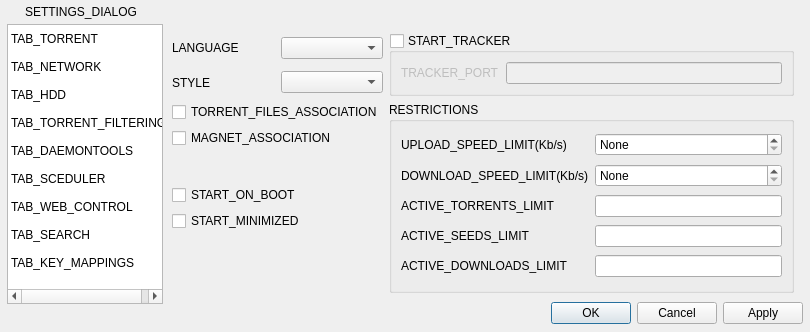
First picture: the form in CuteTorrent/src/SettingsDialog.ui, repository SuperNerd-James/cutetorrent, before the edit.
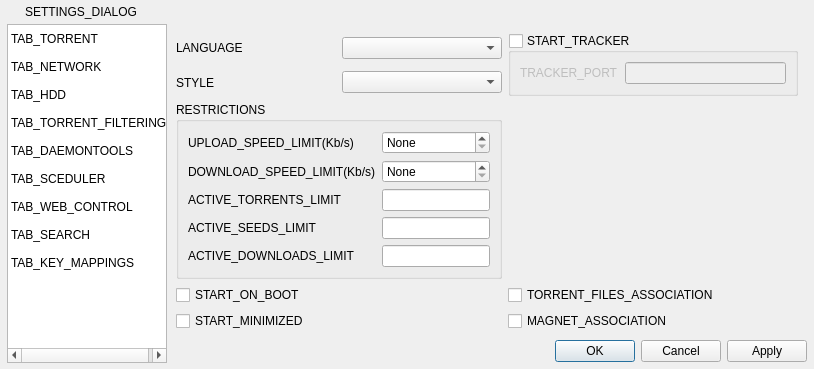
Second picture: the form after the edit. Icons and pictures are not drawn.

Commit message: final search implementation

Patch:
```diff
--- a/CuteTorrent/src/SettingsDialog.ui
+++ b/CuteTorrent/src/SettingsDialog.ui
@@ -6,8 +6,8 @@
    <rect>
     <x>0</x>
     <y>0</y>
-    <width>789</width>
-    <height>332</height>
+    <width>793</width>
+    <height>333</height>
    </rect>
   </property>
   <property name="windowTitle">
@@ -159,119 +159,16 @@
       <property name="spacing">
        <number>0</number>
       </property>
-      <item row="0" column="0">
-       <widget class="QListWidget" name="listWidget">
-        <property name="sizePolicy">
-         <sizepolicy hsizetype="Ignored" vsizetype="Ignored">
-          <horstretch>0</horstretch>
-          <verstretch>0</verstretch>
-         </sizepolicy>
-        </property>
-        <property name="minimumSize">
-         <size>
-          <width>156</width>
-          <height>280</height>
-         </size>
-        </property>
-        <property name="maximumSize">
-         <size>
-          <width>156</width>
-          <height>280</height>
-         </size>
-        </property>
-        <property name="styleSheet">
-         <string notr="true">
-                    QListView::item{
-                    min-height:28px;
-                    }
-                  </string>
-        </property>
-        <property name="editTriggers">
-         <set>QAbstractItemView::NoEditTriggers</set>
-        </property>
-        <property name="resizeMode">
-         <enum>QListView::Adjust</enum>
-        </property>
-        <property name="currentRow">
-         <number>-1</number>
-        </property>
-        <item>
-         <property name="text">
-          <string>TAB_TORRENT</string>
-         </property>
-        </item>
-        <item>
-         <property name="text">
-          <string>TAB_NETWORK</string>
-         </property>
-        </item>
-        <item>
-         <property name="text">
-          <string>TAB_HDD</string>
-         </property>
-        </item>
-        <item>
-         <property name="text">
-          <string>TAB_TORRENT_FILTERING</string>
-         </property>
-        </item>
-        <item>
-         <property name="text">
-          <string>TAB_DAEMONTOOLS</string>
-         </property>
-        </item>
-        <item>
-         <property name="text">
-          <string>TAB_SCEDULER</string>
-         </property>
-        </item>
-        <item>
-         <property name="text">
-          <string>TAB_WEB_CONTROL</string>
-         </property>
-        </item>
-        <item>
-         <property name="text">
-          <string>TAB_SEARCH</string>
-         </property>
-        </item>
-        <item>
-         <property name="text">
-          <string>TAB_KEY_MAPPINGS</string>
-         </property>
-        </item>
-       </widget>
-      </item>
-      <item row="1" column="1" colspan="2">
-       <spacer name="horizontalSpacer_2">
-        <property name="orientation">
-         <enum>Qt::Horizontal</enum>
-        </property>
-        <property name="sizeHint" stdset="0">
-         <size>
-          <width>40</width>
-          <height>20</height>
-         </size>
-        </property>
-       </spacer>
-      </item>
-      <item row="1" column="0">
-       <spacer name="horizontalSpacer">
-        <property name="orientation">
-         <enum>Qt::Horizontal</enum>
-        </property>
-        <property name="sizeHint" stdset="0">
-         <size>
-          <width>330</width>
-          <height>20</height>
-         </size>
-        </property>
-       </spacer>
-      </item>
-      <item row="1" column="3">
+      <item row="2" column="3">
        <widget class="QDialogButtonBox" name="buttonBox">
-        <property name="locale">
-         <locale language="English" country="UnitedStates"/>
+        <property name="minimumSize">
+         <size>
+          <width>0</width>
+          <height>23</height>
+         </size>
+        </property>
+        <property name="layoutDirection">
+         <enum>Qt::LeftToRight</enum>
         </property>
         <property name="orientation">
          <enum>Qt::Horizontal</enum>
@@ -284,12 +181,12 @@
         </property>
        </widget>
       </item>
-      <item row="0" column="1" colspan="4">
+      <item row="0" column="2" colspan="2">
        <widget class="QStackedWidget" name="stackedWidget">
         <property name="maximumSize">
          <size>
           <width>16777215</width>
-          <height>278</height>
+          <height>16777215</height>
          </size>
         </property>
         <property name="styleSheet">
@@ -325,31 +222,7 @@
             </layout>
            </widget>
           </item>
-          <item row="1" column="0">
-           <widget class="QLabel" name="label_26">
-            <property name="text">
-             <string>STYLE</string>
-            </property>
-           </widget>
-          </item>
-          <item row="0" column="1">
-           <widget class="QComboBox" name="localeComboBox">
-            <property name="styleSheet">
-             <string notr="true"/>
-            </property>
-           </widget>
-          </item>
-          <item row="1" column="1">
-           <widget class="QComboBox" name="styleComboBox"/>
-          </item>
-          <item row="0" column="0">
-           <widget class="QLabel" name="label_8">
-            <property name="text">
-             <string>LANGUAGE</string>
-            </property>
-           </widget>
-          </item>
-          <item row="3" column="2" rowspan="7">
+          <item row="5" column="0" colspan="2">
            <widget class="QGroupBox" name="groupBox_2">
             <property name="title">
              <string>RESTRICTIONS</string>
@@ -461,27 +334,10 @@
             </layout>
            </widget>
           </item>
-          <item row="3" column="0" colspan="2">
-           <widget class="QCheckBox" name="asociationCheckBox">
-            <property name="whatsThis">
-             <string>TORRENT_FILES_ASSOCIATION_WIT</string>
-            </property>
-            <property name="text">
-             <string>TORRENT_FILES_ASSOCIATION</string>
-            </property>
-           </widget>
+          <item row="1" column="1">
+           <widget class="QComboBox" name="styleComboBox"/>
           </item>
-          <item row="4" column="0" colspan="2">
-           <widget class="QCheckBox" name="magnetAssociationCheckBox">
-            <property name="whatsThis">
-             <string>MAGNET_ASSOCIATION_WIT</string>
-            </property>
-            <property name="text">
-             <string>MAGNET_ASSOCIATION</string>
-            </property>
-           </widget>
-          </item>
-          <item row="6" column="0" colspan="2">
+          <item row="7" column="0" colspan="2">
            <widget class="QCheckBox" name="runOnbootCheckBox">
             <property name="whatsThis">
              <string>START_ON_BOOT_WIT</string>
@@ -491,7 +347,7 @@
             </property>
            </widget>
           </item>
-          <item row="7" column="0" colspan="2">
+          <item row="8" column="0" colspan="2">
            <widget class="QCheckBox" name="startMinimizedCheckBox">
             <property name="whatsThis">
              <string>START_MINIMIZED_WIT</string>
@@ -501,6 +357,47 @@
             </property>
            </widget>
           </item>
+          <item row="7" column="2">
+           <widget class="QCheckBox" name="asociationCheckBox">
+            <property name="whatsThis">
+             <string>TORRENT_FILES_ASSOCIATION_WIT</string>
+            </property>
+            <property name="text">
+             <string>TORRENT_FILES_ASSOCIATION</string>
+            </property>
+           </widget>
+          </item>
+          <item row="8" column="2">
+           <widget class="QCheckBox" name="magnetAssociationCheckBox">
+            <property name="whatsThis">
+             <string>MAGNET_ASSOCIATION_WIT</string>
+            </property>
+            <property name="text">
+             <string>MAGNET_ASSOCIATION</string>
+            </property>
+           </widget>
+          </item>
+          <item row="1" column="0">
+           <widget class="QLabel" name="label_26">
+            <property name="text">
+             <string>STYLE</string>
+            </property>
+           </widget>
+          </item>
+          <item row="0" column="1">
+           <widget class="QComboBox" name="localeComboBox">
+            <property name="styleSheet">
+             <string notr="true"/>
+            </property>
+           </widget>
+          </item>
+          <item row="0" column="0">
+           <widget class="QLabel" name="label_8">
+            <property name="text">
+             <string>LANGUAGE</string>
+            </property>
+           </widget>
+          </item>
          </layout>
         </widget>
         <widget class="QWidget" name="page">
@@ -1550,6 +1447,92 @@
         </widget>
        </widget>
       </item>
+      <item row="0" column="0" rowspan="3">
+       <widget class="QListWidget" name="listWidget">
+        <property name="sizePolicy">
+         <sizepolicy hsizetype="Preferred" vsizetype="Preferred">
+          <horstretch>0</horstretch>
+          <verstretch>0</verstretch>
+         </sizepolicy>
+        </property>
+        <property name="minimumSize">
+         <size>
+          <width>160</width>
+          <height>0</height>
+         </size>
+        </property>
+        <property name="maximumSize">
+         <size>
+          <width>16777215</width>
+          <height>16777215</height>
+         </size>
+        </property>
+        <property name="styleSheet">
+         <string notr="true">#listWidget{
+    border-bottom:none;
+    border-left:none;
+}
+QListView::item{
+    min-height:28px;
+}
+                  </string>
+        </property>
+        <property name="editTriggers">
+         <set>QAbstractItemView::NoEditTriggers</set>
+        </property>
+        <property name="resizeMode">
+         <enum>QListView::Adjust</enum>
+        </property>
+        <property name="currentRow">
+         <number>-1</number>
+        </property>
+        <item>
+         <property name="text">
+          <string>TAB_TORRENT</string>
+         </property>
+        </item>
+        <item>
+         <property name="text">
+          <string>TAB_NETWORK</string>
+         </property>
+        </item>
+        <item>
+         <property name="text">
+          <string>TAB_HDD</string>
+         </property>
+        </item>
+        <item>
+         <property name="text">
+          <string>TAB_TORRENT_FILTERING</string>
+         </property>
+        </item>
+        <item>
+         <property name="text">
+          <string>TAB_DAEMONTOOLS</string>
+         </property>
+        </item>
+        <item>
+         <property name="text">
+          <string>TAB_SCEDULER</string>
+         </property>
+        </item>
+        <item>
+         <property name="text">
+          <string>TAB_WEB_CONTROL</string>
+         </property>
+        </item>
+        <item>
+         <property name="text">
+          <string>TAB_SEARCH</string>
+         </property>
+        </item>
+        <item>
+         <property name="text">
+          <string>TAB_KEY_MAPPINGS</string>
+         </property>
+        </item>
+       </widget>
+      </item>
      </layout>
     </widget>
    </item>
```
Left out of the diff: 4 changed lines with no effect on the pictures. The commit also changes 120 other files.
